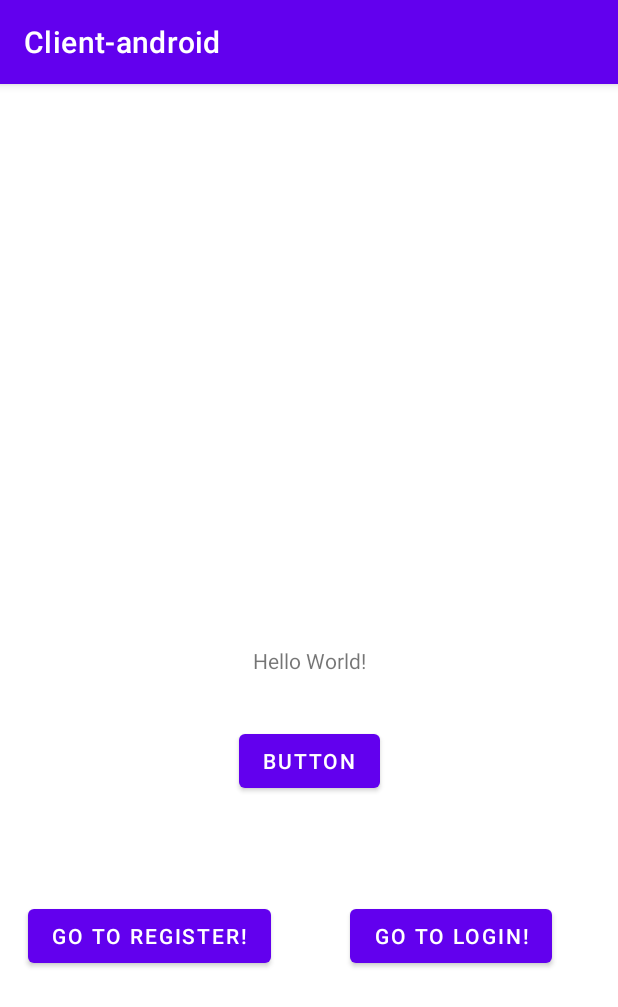
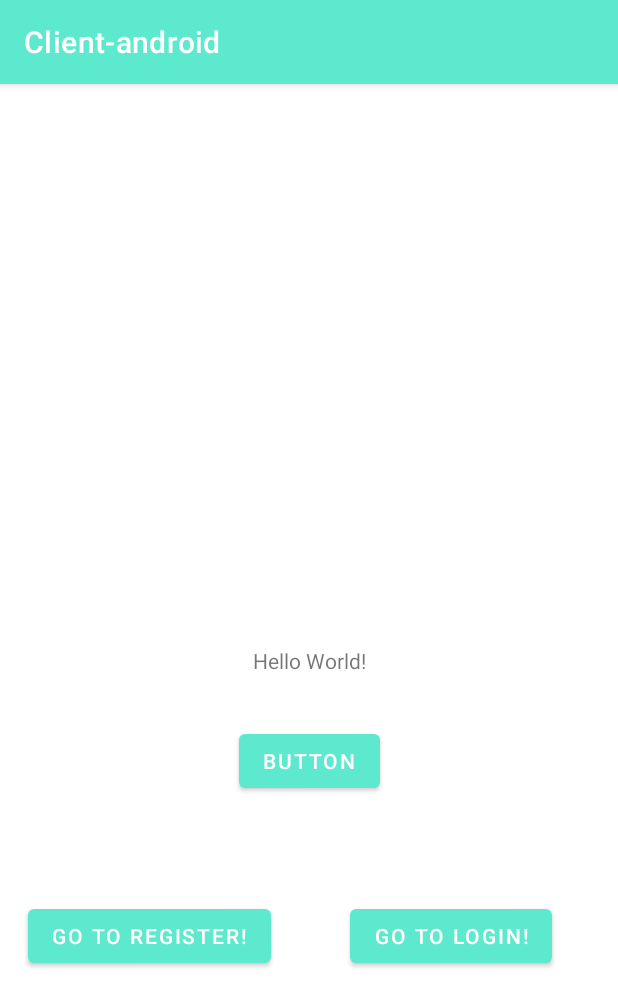
Before and after one commit to protechcode/FULLBOOKApp, an Android app: the screen it shows after launch (MainActivity), on a phone screen of 412 x 824 dp. Shown: the top 1007 px of the screen. Run offline under Robolectric (Android 15) with nearby library versions, the phone set to English and light mode, and no system bars.

Commit message:
Changed color to turqoise

```diff
--- a/Clientandroid/app/src/main/res/values/themes.xml
+++ b/Clientandroid/app/src/main/res/values/themes.xml
@@ -2,8 +2,8 @@
     <!-- Base application theme. -->
     <style name="Theme.Clientandroid" parent="Theme.MaterialComponents.DayNight.DarkActionBar">
         <!-- Primary brand color. -->
-        <item name="colorPrimary">@color/purple_500</item>
-        <item name="colorPrimaryVariant">@color/purple_700</item>
+        <item name="colorPrimary">@color/Turquoise</item>
+        <item name="colorPrimaryVariant">@color/BlueSapphire</item>
         <item name="colorOnPrimary">@color/white</item>
         <!-- Secondary brand color. -->
         <item name="colorSecondary">@color/teal_200</item>
```
